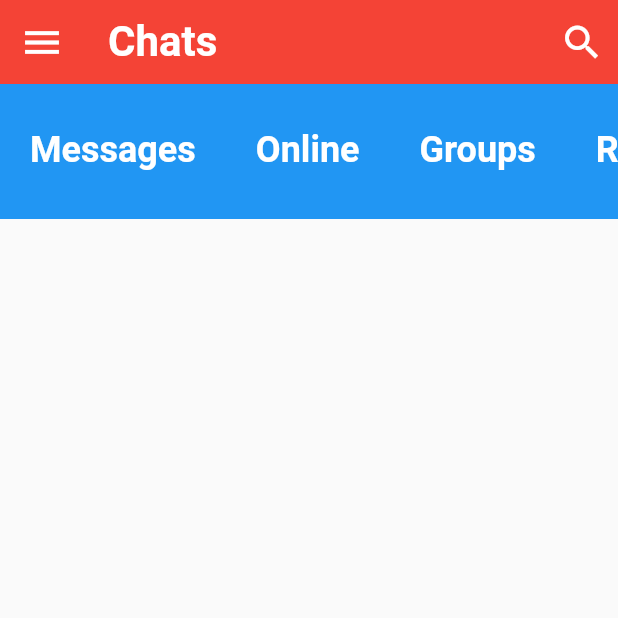
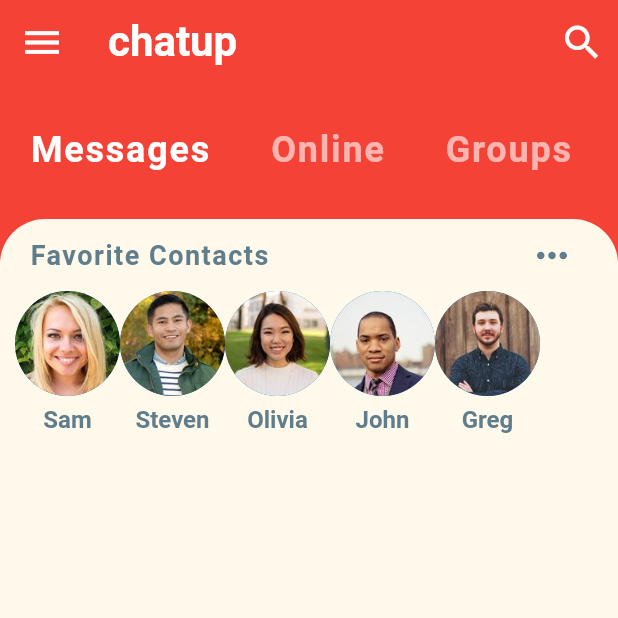
Before and after one commit to sitais/flutter_chat, a Flutter app: the screen it shows after launch, on a phone screen of 412 x 824 dp, the top half of it. Run offline on Flutter 3.47's test engine with Material 2 defaults, Android fonts, the phone set to English and light mode, and no system bars.

Commit message:
Day One commits
Day One commits

```diff
--- a/lib/screens/home_screen.dart
+++ b/lib/screens/home_screen.dart
@@ -1,6 +1,7 @@
 import 'package:flutter/foundation.dart';
 import 'package:flutter/material.dart';
 import 'package:flutter_chat/widgets/category_selector.dart';
+import 'package:flutter_chat/widgets/favorite_contacts.dart';
 
 class HomeScreen extends StatefulWidget {
   @override
@@ -11,6 +12,7 @@ class _HomeScreenState extends State<HomeScreen> {
   @override
   Widget build(BuildContext context) {
     return Scaffold(
+      backgroundColor: Theme.of(context).primaryColor,
       appBar: AppBar(
         leading: IconButton(
           icon: Icon(Icons.menu),
@@ -19,7 +21,7 @@ class _HomeScreenState extends State<HomeScreen> {
           onPressed: () {},
         ),
         title: Text(
-          'Chats',
+          'chatup',
           style: TextStyle(
             fontSize: 28.0,
             fontWeight: FontWeight.bold,
@@ -38,6 +40,22 @@ class _HomeScreenState extends State<HomeScreen> {
       body: Column(
         children: <Widget>[
           CategorySelector(),
+          Expanded(
+            child: Container(
+              decoration: BoxDecoration(
+                color: Theme.of(context).accentColor,
+                borderRadius: BorderRadius.only(
+                  topLeft: Radius.circular(30.0),
+                  topRight: Radius.circular(30.0),
+                ),
+              ),
+              child: Column(
+                children: <Widget>[
+                  FavoriteContacts(),
+                ],
+              ),
+            ),
+          ),
         ],
       ),
     );
--- a/lib/widgets/category_selector.dart
+++ b/lib/widgets/category_selector.dart
@@ -13,12 +13,18 @@ class _CategorySelectorState extends State<CategorySelector> {
   Widget build(BuildContext context) {
     return Container(
       height: 90.0,
-      color: Colors.blue,
+      color: Theme.of(context).primaryColor,
       child: ListView.builder(
         scrollDirection: Axis.horizontal,
         itemCount: categories.length,
         itemBuilder: (BuildContext context, int index) {
-          return Padding(
+          return GestureDetector(
+            onTap: () {
+              setState(() {
+                selectedIndex = index;
+              });
+            },
+            child: Padding(
               padding: EdgeInsets.symmetric(
                 horizontal: 20.0,
                 vertical: 30,
@@ -26,9 +32,11 @@ class _CategorySelectorState extends State<CategorySelector> {
               child: Text(
                 categories[index],
                 style: TextStyle(
-                color: Colors.white,
+                  color: index == selectedIndex ? Colors.white : Colors.white60,
                   fontSize: 24.0,
                   fontWeight: FontWeight.bold,
+                  letterSpacing: 1.2,
+                ),
               ),
             ),
           );
--- /dev/null
+++ b/lib/widgets/favorite_contacts.dart
@@ -0,0 +1,68 @@
+import 'package:flutter/material.dart';
+import 'package:flutter_chat/models/message_model.dart';
+
+class FavoriteContacts extends StatelessWidget {
+  @override
+  Widget build(BuildContext context) {
+    return Column(
+      children: <Widget>[
+        Padding(
+          padding: EdgeInsets.symmetric(
+            horizontal: 20.0,
+          ),
+          child: Row(
+            mainAxisAlignment: MainAxisAlignment.spaceBetween,
+            children: <Widget>[
+              Text(
+                'Favorite Contacts',
+                style: TextStyle(
+                  color: Colors.blueGrey,
+                  fontSize: 18.0,
+                  fontWeight: FontWeight.bold,
+                  letterSpacing: 1.0,
+                ),
+              ),
+              IconButton(
+                icon: Icon(
+                  Icons.more_horiz,
+                ),
+                iconSize: 30.0,
+                color: Colors.blueGrey,
+                onPressed: () {},
+              ),
+            ],
+          ),
+        ),
+        Container(
+          height: 120.0,
+          child: ListView.builder(
+            padding: EdgeInsets.only(left: 10.0),
+            scrollDirection: Axis.horizontal,
+            itemCount: favorites.length,
+            itemBuilder: (BuildContext context, int index) {
+              return Column(
+                children: <Widget>[
+                  CircleAvatar(
+                    radius: 35.0,
+                    backgroundImage: AssetImage(favorites[index].imageUrl),
+                  ),
+                  SizedBox(
+                    height: 6.0,
+                  ),
+                  Text(
+                    favorites[index].name,
+                    style: TextStyle(
+                      color: Colors.blueGrey,
+                      fontSize: 16.0,
+                      fontWeight: FontWeight.w600,
+                    ),
+                  ),
+                ],
+              );
+            },
+          ),
+        ),
+      ],
+    );
+  }
+}
```
Also changed, not shown: 1 other file. Lines whose indentation alone changed are shown as unchanged.
